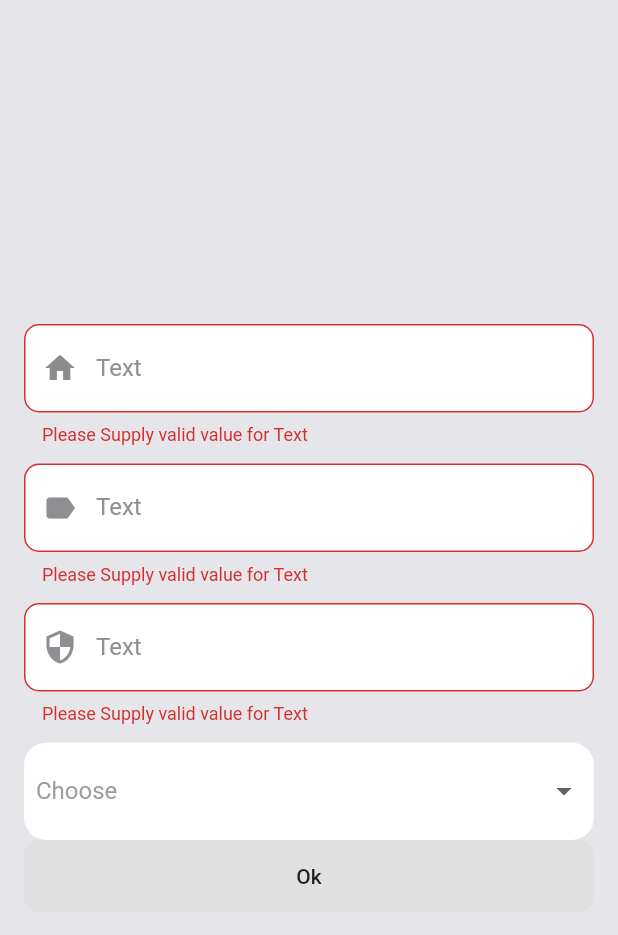
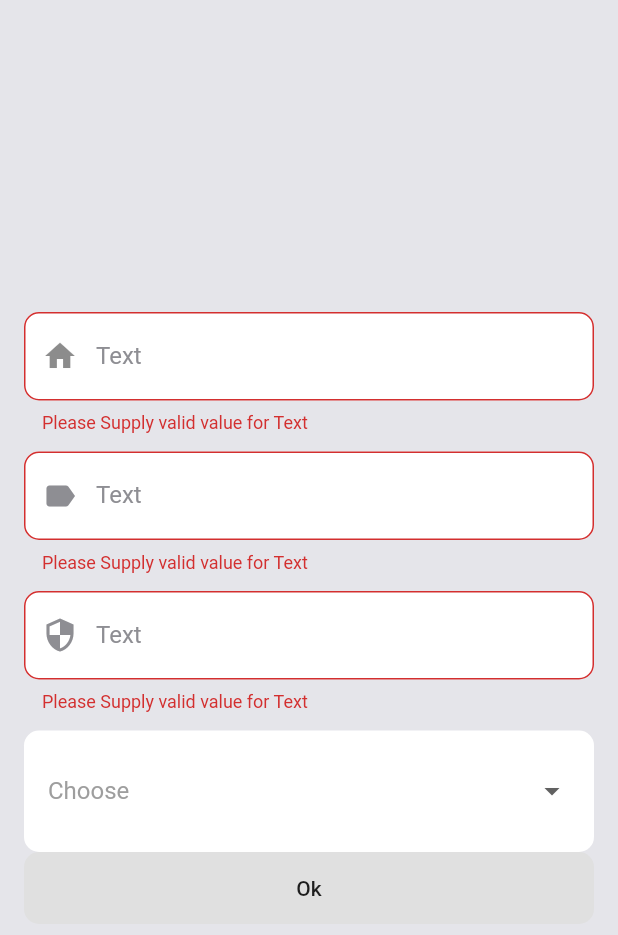
Before and after one commit to gondaimgano/gondai_ui_package, a Flutter app: the screen it shows after launch, after a tap on "Ok", on a phone screen of 412 x 824 dp. Shown: the top 935 px of the screen. Run offline on Flutter 3.47's test engine with Material 2 defaults, Android fonts, the phone set to English and light mode, and no system bars; our stand-ins replace gradient_widgets; key blocks and very long unbroken strings in the code were emptied for the run.

Commit message:
changed popdropDown UI

```diff
--- a/lib/dropdown_form_field.dart
+++ b/lib/dropdown_form_field.dart
@@ -41,13 +41,15 @@ class DropDownFormField extends FormField<dynamic> {
       return Container(
         padding: EdgeInsets.all(8.0),
         decoration: BoxDecoration(
-          borderRadius: BorderRadius.circular(15.0),
+          borderRadius: BorderRadius.circular(10.0),
           color: Colors.white
         ),
         child: Column(
           crossAxisAlignment: CrossAxisAlignment.start,
           children: <Widget>[
-            DropdownButtonHideUnderline(
+            Padding(
+              padding: const EdgeInsets.all(8.0),
+              child: DropdownButtonHideUnderline(
                 child: DropdownButton<dynamic>(
                   isExpanded: true,
 
@@ -69,6 +71,7 @@ class DropDownFormField extends FormField<dynamic> {
                 ),
 
               ),
+            ),
             SizedBox(height: state.hasError ? 5.0 : 0.0),
             Text(
               state.hasError ? state.errorText : '',
```
Lines whose indentation alone changed are shown as unchanged.
